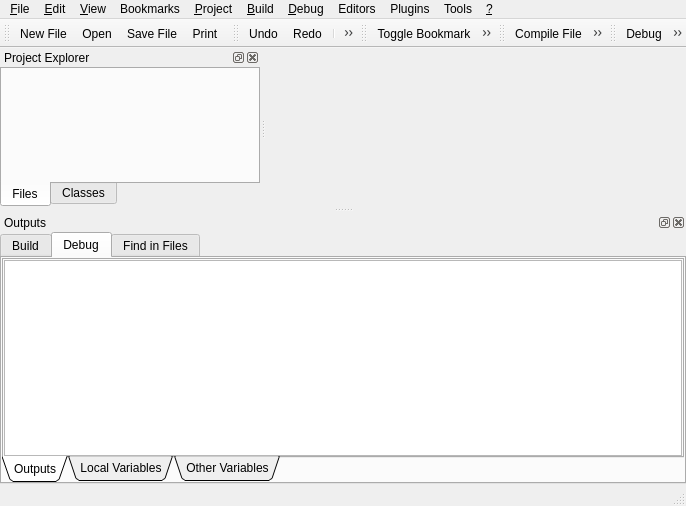
The window that ui/main.ui (google-code-export/qdevelop) describes before a commit, drawn with Qt 5.
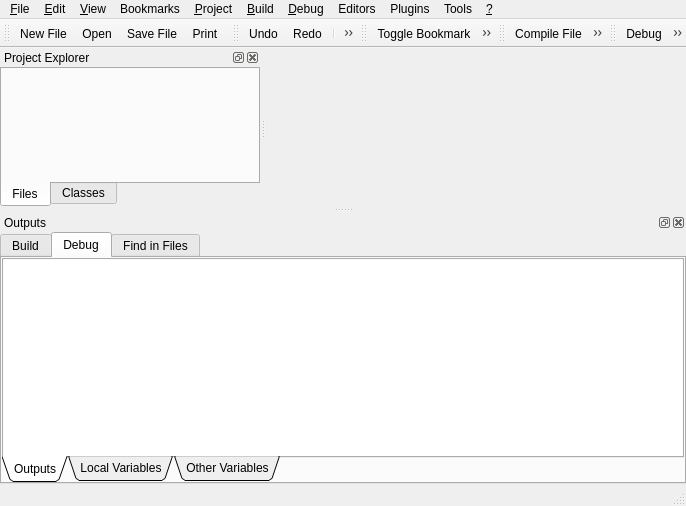
The same window after the commit. The open tabs and pages were chosen to show the change. Icons and pictures are not drawn. Custom widgets are drawn as their Qt base class.

Commit message: remove some frames from the ourput tab.

Patch:
```diff
--- a/ui/main.ui
+++ b/ui/main.ui
@@ -344,6 +344,11 @@
              </property>
              <item row="0" column="0" >
               <widget class="QTextEdit" name="logDebug" >
+	      
+	      <property name="frameShape" >
+	      <enum>QFrame::NoFrame</enum>
+	      </property>
+	      
                <property name="sizePolicy" >
                 <sizepolicy>
                  <hsizetype>5</hsizetype>
```
